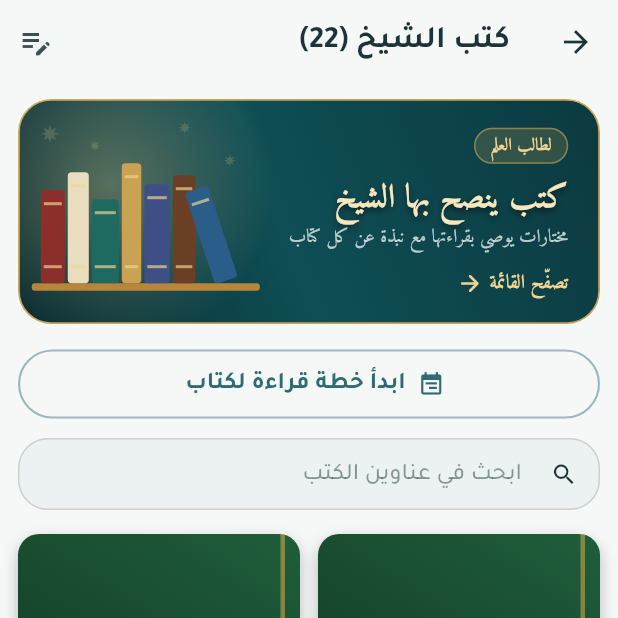
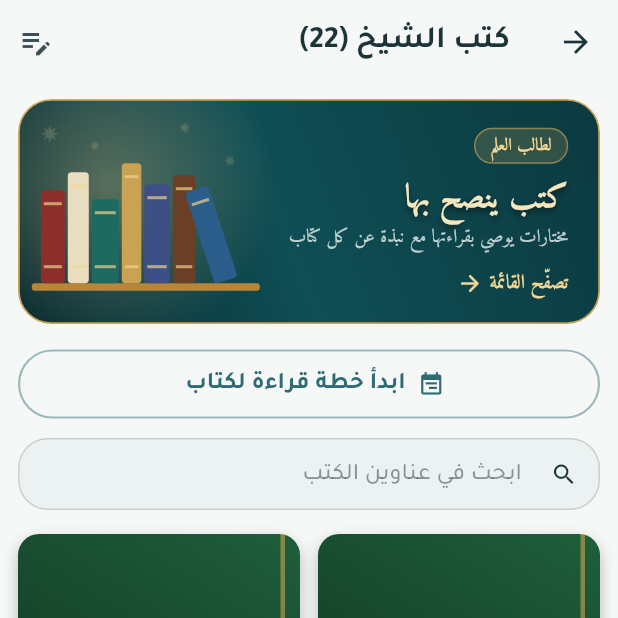
Before and after one commit to www774475437-svg/ibn-alshabira, a Flutter app: the BooksTab screen opened directly, on a phone screen of 412 x 824 dp, the top half of it. Run offline on Flutter 3.47's test engine with Material 3 defaults, Android fonts, the phone set to English and light mode, and no system bars; our stand-ins replace cloud_firestore, firebase_ai, firebase_auth, firebase_core, firebase_database, flutter_local_notifications and 13 more; missing offline and left inert: firebase_app_check, pdfrx, record, workmanager; accounts and stored records are empty; network calls fail.

Commit message:
لافتة الكتب: «كتب ينصح بها» [skip ci]

```diff
--- a/lib/screens/books_tab.dart
+++ b/lib/screens/books_tab.dart
@@ -274,7 +274,7 @@ class _RecommendedBanner extends StatelessWidget {
                           style: TextStyle(color: Color(0xFFF1D592), fontSize: 11.5, fontWeight: FontWeight.w700)),
                     ),
                     const SizedBox(height: 10),
-                    const Text('كتب ينصح بها الشيخ',
+                    const Text('كتب ينصح بها',
                         style: TextStyle(
                           color: Color(0xFFF7E7BE),
                           fontSize: 22,
```
